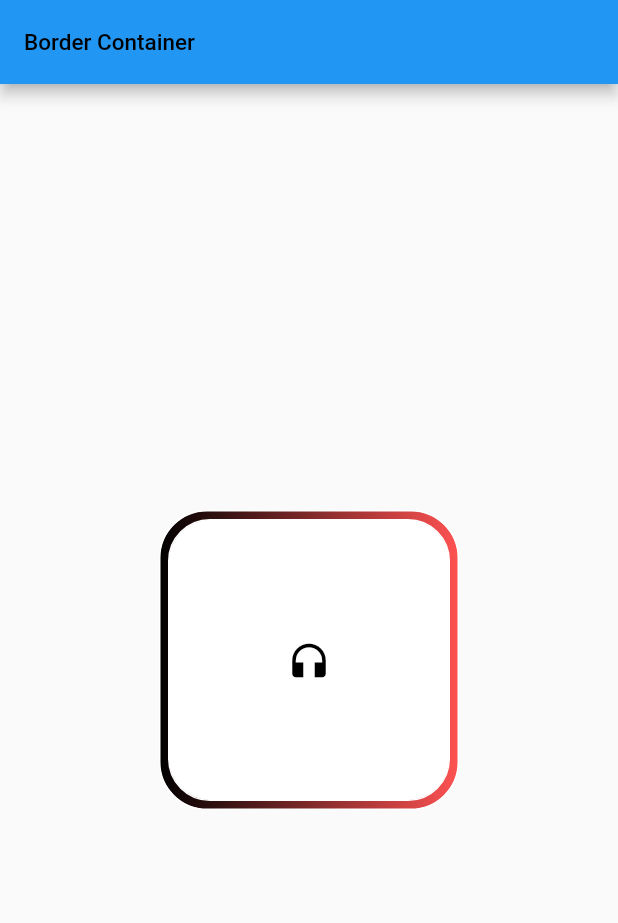
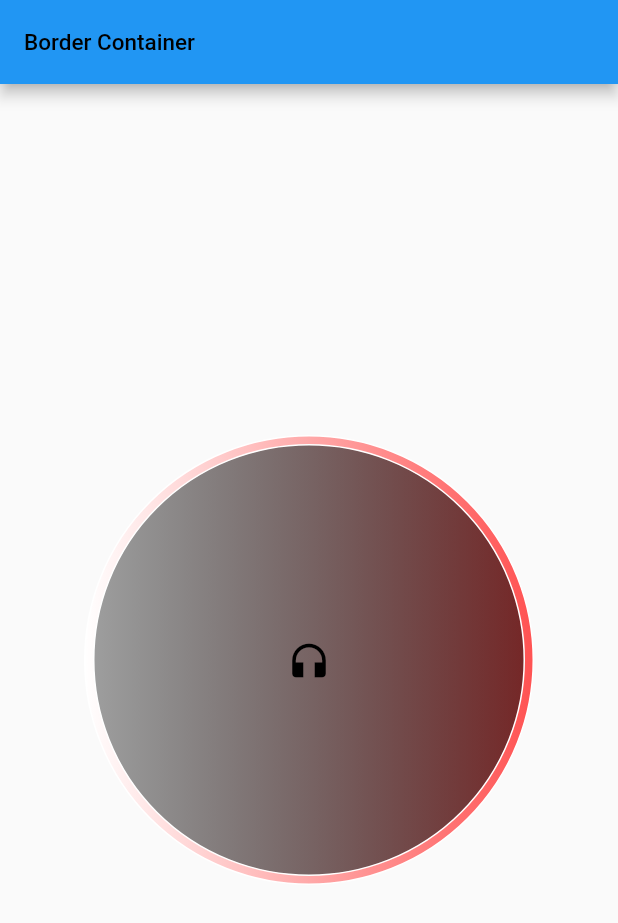
Before and after one commit to linhxeom1996/documents, a Flutter app: the screen it shows after launch, on a phone screen of 412 x 824 dp. Shown: the top 923 px of the screen. Run offline on Flutter 3.47's test engine with Material 2 defaults, Android fonts, the phone set to English and light mode, and no system bars; our stand-ins replace connectivity_plus, flutter_bloc, plugin_platform_interface; missing offline and left inert: linh_button.

Commit message:
circle container

```diff
--- /dev/null
+++ b/linear_gradient/lib/circle_container_border/circle_container_page.dart
@@ -0,0 +1,47 @@
+import 'package:flutter/material.dart';
+
+class CircleContainerBorder extends StatelessWidget {
+  const CircleContainerBorder({super.key});
+
+  @override
+  Widget build(BuildContext context) {
+    return Scaffold(
+      appBar: AppBar(
+        title: const Text(
+          "Border Container",
+          style: TextStyle(color: Colors.black, fontSize: 15),
+        ),
+      ),
+      body: Center(
+        child: Container(
+          width: 300,
+          height: 300,
+          decoration: BoxDecoration(
+            gradient: const LinearGradient(
+              colors: [Colors.white, Colors.redAccent],
+            ),
+            shape: BoxShape.circle,
+            border: Border.all(color: Colors.white),
+          ),
+          child: Padding(
+            padding: const EdgeInsets.all(5),
+            child: Container(
+              decoration: BoxDecoration(
+                gradient: const LinearGradient(
+                  colors: [Colors.grey, Colors.black54],
+                ),
+                border: Border.all(color: Colors.white),
+                shape: BoxShape.circle,
+              ),
+              child: const Icon(
+                Icons.headphones,
+                color: Colors.black,
+                size: 30,
+              ),
+            ),
+          ),
+        ),
+      ),
+    );
+  }
+}
--- a/linear_gradient/lib/main.dart
+++ b/linear_gradient/lib/main.dart
@@ -1,4 +1,5 @@
-import 'package:color_gradien/square_container_border/container_border_page.dart';
+import 'package:color_gradien/circle_container_border/circle_container_page.dart';
+// import 'package:color_gradien/square_container_border/container_border_page.dart';
 import 'package:flutter/material.dart';
 
 void main() {
@@ -16,7 +17,7 @@ class MyApp extends StatelessWidget {
       theme: ThemeData(
         primarySwatch: Colors.blue,
       ),
-      home: const SquareContainerBorder(),
+      home: const CircleContainerBorder(),
     );
   }
 }
```
